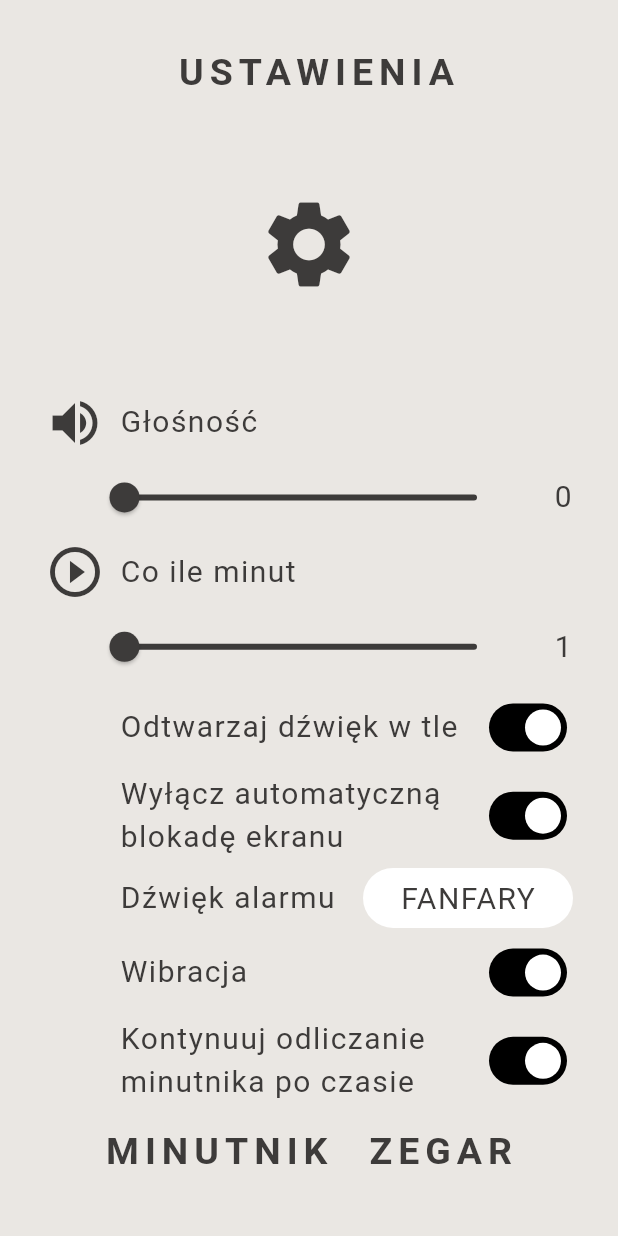
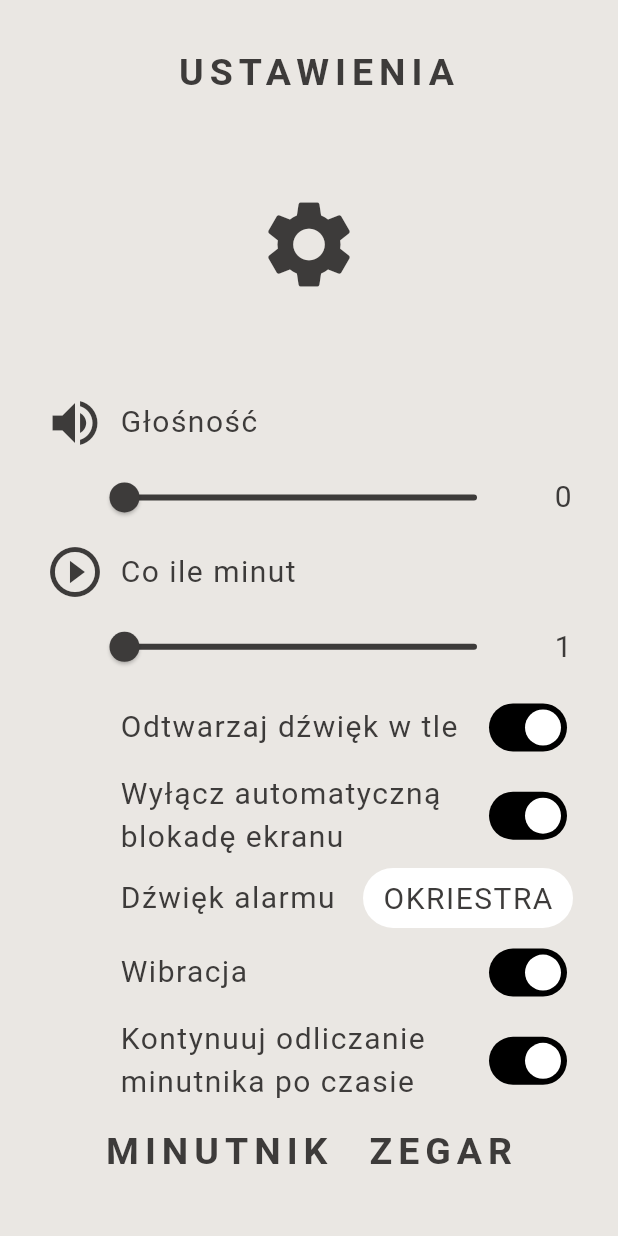
Before and after one commit to tomaszbazan/atloud, a Flutter app: the SettingsPage screen opened directly, on a phone screen of 412 x 824 dp. Run offline on Flutter 3.47's test engine with Material 3 defaults, Android fonts, the phone set to English and light mode, and no system bars; our stand-ins replace audioplayers, flutter_secure_storage, flutter_tts, package_info_plus, vibration, wakelock_plus; missing offline and left inert: volume_controller; accounts and stored records are empty; Roboto replaces fonts that are missing (OpenSans).

Commit message:
Added more alarms

```diff
--- a/lib/clock/clock.dart
+++ b/lib/clock/clock.dart
@@ -11,7 +11,7 @@ import 'package:intl/intl.dart';
 import 'package:vibration/vibration.dart';
 import 'package:wakelock_plus/wakelock_plus.dart';
 
-import '../voice/speaker.dart';
+import '../sound/speaker.dart';
 import '../theme/colors.dart';
 
 class _ClockPageState extends State<ClockPage> {
--- a/lib/settings/settings.dart
+++ b/lib/settings/settings.dart
@@ -1,9 +1,8 @@
-import 'dart:math';
-
 import 'package:atloud/components/app_bar.dart';
 import 'package:atloud/settings/footer.dart';
 import 'package:atloud/settings/settings_data.dart';
 import 'package:atloud/shared/user_data_storage.dart';
+import 'package:atloud/sound/alarm_type.dart';
 import 'package:atloud/theme/colors.dart';
 import 'package:atloud/theme/theme.dart';
 import 'package:flutter/material.dart';
@@ -213,8 +212,8 @@ class _SettingsPageState extends State<SettingsPage> {
                             alignment: AlignmentDirectional.center,
                             style: CustomTheme.settingsTextTheme,
                             underline: const SizedBox(),
-                            value: data.alarmTypeValue,
-                            items: ['FANFARY', 'DZWONKI', 'PIANO'].map((e) => DropdownMenuItem(value: e, child: Text(e))).toList(),
+                            value: data.alarmTypeValue.displayName,
+                            items: AlarmType.values.map((e) => DropdownMenuItem(value: e.displayName, child: Text(e.displayName))).toList(),
                             onChanged: (value) {
                               setState(() {
                                 UserDataStorage.storeAlarmTypeValue(value!);
--- a/lib/settings/settings_data.dart
+++ b/lib/settings/settings_data.dart
@@ -1,9 +1,11 @@
+import 'package:atloud/sound/alarm_type.dart';
+
 class SettingsData {
   final double volumeValue;
   final int periodValue;
   final bool backgroundSoundValue;
   final bool screenLockValue;
-  final String alarmTypeValue;
+  final AlarmType alarmTypeValue;
   final String languageValue;
   final bool vibrationValue;
   final bool continuationAfterTimeValue;
--- a/lib/shared/user_data_storage.dart
+++ b/lib/shared/user_data_storage.dart
@@ -1,5 +1,6 @@
 import 'package:atloud/converters/duration_to_string.dart';
 import 'package:atloud/converters/string_to_duration.dart';
+import 'package:atloud/sound/alarm_type.dart';
 import 'package:flutter_secure_storage/flutter_secure_storage.dart';
 import 'package:wakelock_plus/wakelock_plus.dart';
 
@@ -91,8 +92,9 @@ class UserDataStorage {
     _storage.write(key: _alarmTypeValueKey, value: value);
   }
 
-  static Future<String> alarmTypeValue() async {
-    return await _storage.read(key: _alarmTypeValueKey) ?? "FANFARY";
+  static Future<AlarmType> alarmTypeValue() async {
+    var value = await _storage.read(key: _alarmTypeValueKey);
+    return AlarmType.values.firstWhere((alarm) => alarm.displayName == value, orElse: () => AlarmType.brass);
   }
 
   static void storeLanguageValue(String value) async {
--- /dev/null
+++ b/lib/sound/alarm_type.dart
@@ -0,0 +1,15 @@
+enum AlarmType {
+  brass('OKRIESTRA', 'sounds/alarms/brass.mp3'),
+  fanfare('FANFARY', 'sounds/alarms/fanfare.mp3'),
+  fight('WALKA', 'sounds/alarms/fight.mp3'),
+  bonus('BONUS', 'sounds/alarms/game-bonus.mp3'),
+  level('POZIOM', 'sounds/alarms/level-completed.mp3'),
+  reveille('POBUDKA', 'sounds/alarms/reveille.mp3'),
+  trombone('PUZON', 'sounds/alarms/trombone.mp3'),
+  ukulele('UKULELE', 'sounds/alarms/ukulele.mp3');
+
+  final String displayName;
+  final String filePath;
+
+  const AlarmType(this.displayName, this.filePath);
+}
--- a/lib/voice/speaker.dart
+++ b/lib/sound/speaker.dart
@@ -28,12 +28,7 @@ class Speaker {
       return;
     }
     var alarmType = await UserDataStorage.alarmTypeValue();
-    var asset = switch (alarmType) {
-      'FANFARY' => AssetSource('sounds/alarms/fanfares.mp3'),
-      'DZWONKI' => AssetSource('sounds/alarms/bells.mp3'),
-      'PIANO' => AssetSource('sounds/alarms/piano.mp3'),
-      _ => AssetSource('sounds/alarms/fanfares.mp3'),
-    };
-    _audioPlayer.play(asset);
+    var alarm = AssetSource(alarmType.filePath);
+    _audioPlayer.play(alarm);
   }
 }
--- a/lib/timer/timer.dart
+++ b/lib/timer/timer.dart
@@ -13,7 +13,7 @@ import 'package:atloud/timer/time_picker.dart';
 import 'package:flutter/material.dart';
 import 'package:vibration/vibration.dart';
 
-import '../voice/speaker.dart';
+import '../sound/speaker.dart';
 import '../theme/colors.dart';
 
 class _TimerPageState extends State<TimerPage> {
```
Also changed, not shown: 11 other files.
